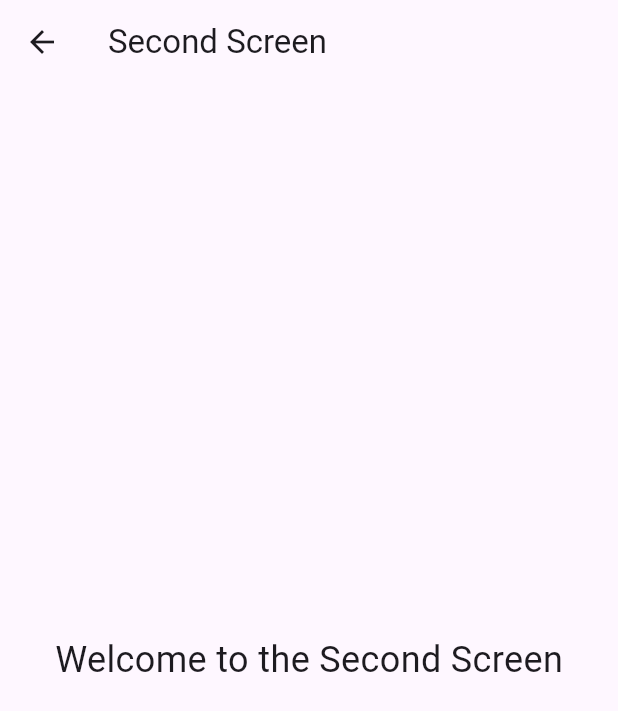
After one commit to Chrysanthus-Jumaa/DART_FLUTTER_WK6_PRACTICAL_SESSION, a Flutter app: the screen it shows after launch, after a tap on "Item 1", on a phone screen of 412 x 824 dp. The commit adds this screen. Shown: the top 711 px of the screen. Run offline on Flutter 3.47's test engine with Material 3 defaults, Android fonts, the phone set to English and light mode, and no system bars.

Commit message:
Implemented simple navigation

```diff
--- a/lib/main.dart
+++ b/lib/main.dart
@@ -1,5 +1,7 @@
 // IMPORTING THE MATERIAL DESIGN LIBRARY
 import 'package:flutter/material.dart';
+
+import 'second_screen.dart';
 
 // DEFINE THE APPLICATION ENTRY POINT
 void main() {
@@ -18,10 +20,29 @@ class MyApp extends StatelessWidget {
       debugShowCheckedModeBanner: false,
       home: Scaffold(
   appBar: AppBar(title: Text("Flutter Widgets")),
-  body: Center(
-    child: ListView(
+  body: BodyDisplayor()
+),
+    );
+  }
+}
+
+class BodyDisplayor extends StatelessWidget {
+  const BodyDisplayor({super.key});
+
+  @override
+  Widget build(BuildContext context) {
+    return Center(
+      child: ListView(
   children: [
-    ListTile(title: Text("Item 1")),
+    ListTile(
+  title: Text("Item 1"),
+  onTap: () {
+    Navigator.push(
+      context,
+      MaterialPageRoute(builder: (context) => SecondScreen()),
+    );
+  },
+),
     ListTile(title: Text("Item 2")),
     ListTile(title: Text("Item 3")),
     ListTile(title: Text("Item 3")),
@@ -40,12 +61,9 @@ class MyApp extends StatelessWidget {
     ListTile(title: Text("Item 3")),
   ],
 )
-  ),
-),
     );
   }
 }
-
 // LAYOUT WIDGETS
 // Column(
 //   children: [
--- /dev/null
+++ b/lib/second_screen.dart
@@ -0,0 +1,18 @@
+import 'package:flutter/material.dart';
+
+class SecondScreen extends StatelessWidget {
+  const SecondScreen({super.key});
+
+  @override
+  Widget build(BuildContext context) {
+    return Scaffold(
+      appBar: AppBar(title: const Text('Second Screen')),
+      body: const Center(
+        child: Text(
+          'Welcome to the Second Screen',
+          style: TextStyle(fontSize: 24),
+        ),
+      ),
+    );
+  }
+}
```
